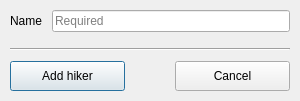
This is src/ui/hiker_dialog.ui in svetter/pal as Qt 5 draws it before an edit. The edited form follows.
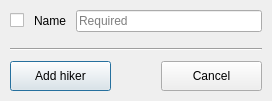
This is the edited form.

```diff
--- a/src/ui/hiker_dialog.ui
+++ b/src/ui/hiker_dialog.ui
@@ -6,7 +6,7 @@
    <rect>
     <x>0</x>
     <y>0</y>
-    <width>300</width>
+    <width>272</width>
     <height>101</height>
    </rect>
   </property>
@@ -44,11 +44,22 @@
       <number>10</number>
      </property>
      <item row="0" column="0">
+      <layout class="QHBoxLayout" name="nameLabelLayout">
+       <property name="spacing">
+        <number>10</number>
+       </property>
+       <item>
+        <widget class="QCheckBox" name="nameCheckbox">
+        </widget>
+       </item>
+       <item>
       <widget class="QLabel" name="nameLabel">
        <property name="text">
         <string>Name</string>
        </property>
       </widget>
+       </item>
+      </layout>
      </item>
      <item row="0" column="1">
       <widget class="QLineEdit" name="nameLineEdit">
```
Lines whose indentation alone changed are shown as unchanged.
